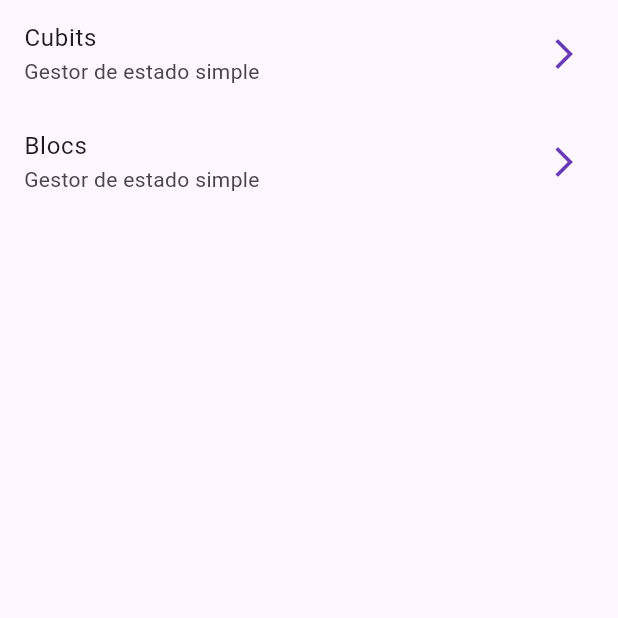
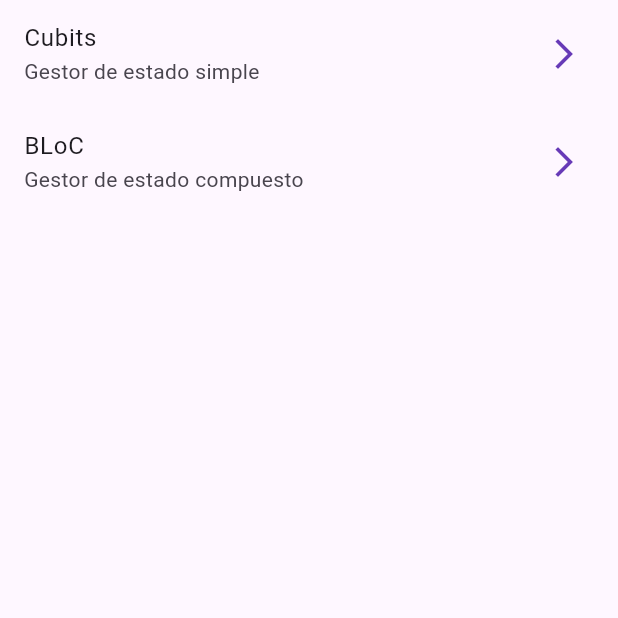
Before and after one commit to LuisPulenta/forms_app, a Flutter app: the screen it shows after launch, on a phone screen of 412 x 824 dp, the top half of it. Run offline on Flutter 3.47's test engine with Material 2 defaults, Android fonts, the phone set to English and light mode, and no system bars; our stand-ins replace equatable, flutter_bloc, go_router.

Commit message:
Video 287

```diff
--- a/lib/presentation/screens/bloc_counter_screen.dart
+++ b/lib/presentation/screens/bloc_counter_screen.dart
@@ -7,7 +7,7 @@ class BlocCounterScreen extends StatelessWidget {
   Widget build(BuildContext context) {
     return Scaffold(
       appBar: AppBar(
-        title: const Text('BlocCounterScreen'),
+        title: const Text('BLoC Counter'),
         centerTitle: true,
         actions: [
           IconButton(
--- a/lib/presentation/screens/home_screen.dart
+++ b/lib/presentation/screens/home_screen.dart
@@ -16,8 +16,8 @@ class HomeScreen extends StatelessWidget {
             onTap: () => context.push('/cubits'),
           ),
           ListTile(
-            title: const Text('Blocs'),
-            subtitle: const Text('Gestor de estado simple'),
+            title: const Text('BLoC'),
+            subtitle: const Text('Gestor de estado compuesto'),
             trailing: const Icon(Icons.arrow_forward_ios_outlined),
             onTap: () => context.push('/blocs'),
           ),
```
Also changed, not shown: lib/presentation/blocs/counter_bloc/counter_bloc.dart (added, +18 -0 lines), lib/presentation/blocs/counter_bloc/counter_event.dart (added, +14 -0 lines), lib/presentation/blocs/counter_bloc/counter_state.dart (added, +20 -0 lines).
